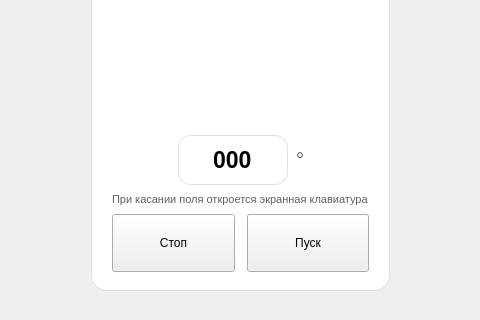
Qt form anglecheckpage.ui (Pobryakushka/MMK) before a commit; both pictures show x 271 to 751 and y 238 to 558 of the 1024 by 640 pixel window.
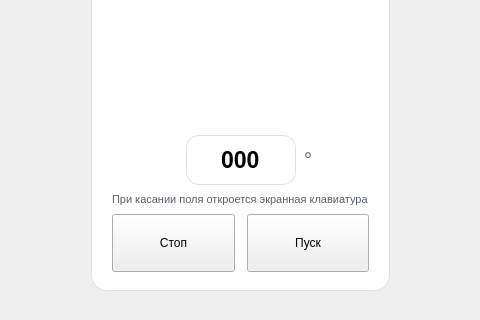
The same form after that commit. Custom widgets are drawn as their Qt base class.

Commit message: ТО-2: поле ввода угла по центру компаса

```diff
--- a/anglecheckpage.ui
+++ b/anglecheckpage.ui
@@ -227,6 +227,27 @@
             </property>
            </spacer>
           </item>
+          <!-- Зеркало для «°» справа: уравновешивает строку, чтобы по центру
+               оказалось само поле ввода, а не группа «поле + °».
+               Ширина 32 = ширина «°» (24) + отступ строки (8): QBoxLayout не
+               ставит отступ рядом с распоркой, поэтому слева от поля его нет,
+               а справа, между полем и «°», есть — зеркало добирает разницу. -->
+          <item>
+           <spacer name="angleRowDegMirror">
+            <property name="orientation">
+             <enum>Qt::Horizontal</enum>
+            </property>
+            <property name="sizeType">
+             <enum>QSizePolicy::Fixed</enum>
+            </property>
+            <property name="sizeHint" stdset="0">
+             <size>
+              <width>32</width>
+              <height>20</height>
+             </size>
+            </property>
+           </spacer>
+          </item>
           <item>
            <widget class="QLineEdit" name="editTargetAngle">
             <property name="minimumSize">
@@ -254,6 +275,18 @@
           </item>
           <item>
            <widget class="QLabel" name="lblAngleDeg">
+            <property name="minimumSize">
+             <size>
+              <width>24</width>
+              <height>0</height>
+             </size>
+            </property>
+            <property name="maximumSize">
+             <size>
+              <width>24</width>
+              <height>16777215</height>
+             </size>
+            </property>
             <property name="styleSheet">
              <string notr="true">font-size: 15pt; color: #5B6167; background: transparent; border: none;</string>
             </property>
```
